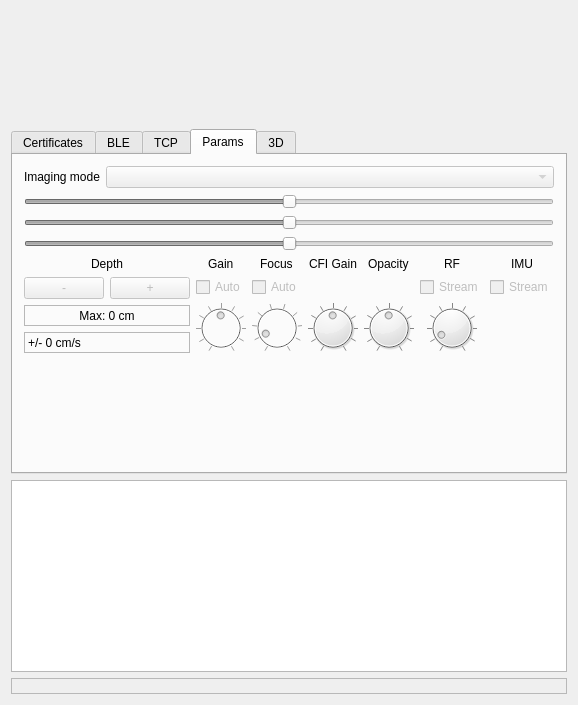
First picture: the form in examples/solum_qt/solumqt.ui, repository dev-threads/solum, before the edit.
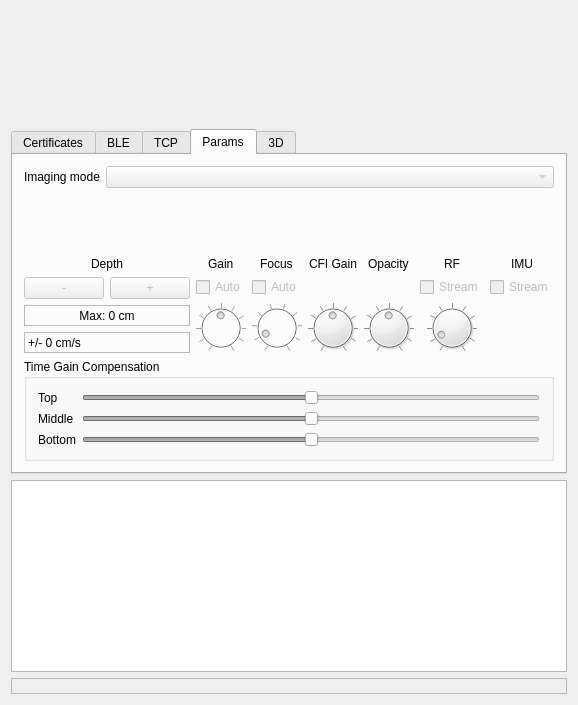
Second picture: the form after the edit. The open tabs and pages were chosen to show the change. Custom widgets are drawn as their Qt base class.

Commit message: Qt: Params: move TGC settings to a labeled group box

Diff of the .ui file:
```diff
--- a/examples/solum_qt/solumqt.ui
+++ b/examples/solum_qt/solumqt.ui
@@ -544,89 +544,6 @@
           </item>
          </layout>
         </item>
-        <item>
-         <layout class="QHBoxLayout" name="horizontalLayout">
-          <item>
-           <layout class="QVBoxLayout" name="verticalLayout_4">
-            <item>
-             <widget class="QSlider" name="tgctop">
-              <property name="enabled">
-               <bool>false</bool>
-              </property>
-              <property name="maximumSize">
-               <size>
-                <width>16777215</width>
-                <height>16777215</height>
-               </size>
-              </property>
-              <property name="minimum">
-               <number>-20</number>
-              </property>
-              <property name="maximum">
-               <number>20</number>
-              </property>
-              <property name="pageStep">
-               <number>5</number>
-              </property>
-              <property name="orientation">
-               <enum>Qt::Horizontal</enum>
-              </property>
-             </widget>
-            </item>
-            <item>
-             <widget class="QSlider" name="tgcmid">
-              <property name="enabled">
-               <bool>false</bool>
-              </property>
-              <property name="maximumSize">
-               <size>
-                <width>16777215</width>
-                <height>16777215</height>
-               </size>
-              </property>
-              <property name="minimum">
-               <number>-20</number>
-              </property>
-              <property name="maximum">
-               <number>20</number>
-              </property>
-              <property name="pageStep">
-               <number>5</number>
-              </property>
-              <property name="orientation">
-               <enum>Qt::Horizontal</enum>
-              </property>
-             </widget>
-            </item>
-            <item>
-             <widget class="QSlider" name="tgcbottom">
-              <property name="enabled">
-               <bool>false</bool>
-              </property>
-              <property name="maximumSize">
-               <size>
-                <width>16777215</width>
-                <height>16777215</height>
-               </size>
-              </property>
-              <property name="minimum">
-               <number>-20</number>
-              </property>
-              <property name="maximum">
-               <number>20</number>
-              </property>
-              <property name="pageStep">
-               <number>5</number>
-              </property>
-              <property name="orientation">
-               <enum>Qt::Horizontal</enum>
-              </property>
-             </widget>
-            </item>
-           </layout>
-          </item>
-         </layout>
-        </item>
         <item>
          <layout class="QGridLayout" name="_dial_layout">
           <item row="0" column="0" alignment="Qt::AlignHCenter">
@@ -929,17 +846,109 @@
          </layout>
         </item>
         <item>
-         <spacer name="_prmsspacer">
-          <property name="orientation">
-           <enum>Qt::Vertical</enum>
+         <widget class="QGroupBox" name="tgc">
+          <property name="title">
+           <string>Time Gain Compensation</string>
           </property>
-          <property name="sizeHint" stdset="0">
-           <size>
-            <width>20</width>
-            <height>40</height>
-           </size>
-          </property>
-         </spacer>
+          <layout class="QFormLayout" name="_tgc_layout">
+           <item row="0" column="1">
+            <widget class="QSlider" name="tgctop">
+             <property name="enabled">
+              <bool>false</bool>
+             </property>
+             <property name="maximumSize">
+              <size>
+               <width>16777215</width>
+               <height>16777215</height>
+              </size>
+             </property>
+             <property name="minimum">
+              <number>-20</number>
+             </property>
+             <property name="maximum">
+              <number>20</number>
+             </property>
+             <property name="pageStep">
+              <number>5</number>
+             </property>
+             <property name="orientation">
+              <enum>Qt::Horizontal</enum>
+             </property>
+            </widget>
+           </item>
+           <item row="1" column="1">
+            <widget class="QSlider" name="tgcmid">
+             <property name="enabled">
+              <bool>false</bool>
+             </property>
+             <property name="maximumSize">
+              <size>
+               <width>16777215</width>
+               <height>16777215</height>
+              </size>
+             </property>
+             <property name="minimum">
+              <number>-20</number>
+             </property>
+             <property name="maximum">
+              <number>20</number>
+             </property>
+             <property name="pageStep">
+              <number>5</number>
+             </property>
+             <property name="orientation">
+              <enum>Qt::Horizontal</enum>
+             </property>
+            </widget>
+           </item>
+           <item row="2" column="1">
+            <widget class="QSlider" name="tgcbottom">
+             <property name="enabled">
+              <bool>false</bool>
+             </property>
+             <property name="maximumSize">
+              <size>
+               <width>16777215</width>
+               <height>16777215</height>
+              </size>
+             </property>
+             <property name="minimum">
+              <number>-20</number>
+             </property>
+             <property name="maximum">
+              <number>20</number>
+             </property>
+             <property name="pageStep">
+              <number>5</number>
+             </property>
+             <property name="orientation">
+              <enum>Qt::Horizontal</enum>
+             </property>
+            </widget>
+           </item>
+           <item row="0" column="0">
+            <widget class="QLabel" name="_tgctop_label">
+             <property name="text">
+              <string>Top</string>
+             </property>
+            </widget>
+           </item>
+           <item row="1" column="0">
+            <widget class="QLabel" name="_tgcmid_label">
+             <property name="text">
+              <string>Middle</string>
+             </property>
+            </widget>
+           </item>
+           <item row="2" column="0">
+            <widget class="QLabel" name="_tgcbottom_label">
+             <property name="text">
+              <string>Bottom</string>
+             </property>
+            </widget>
+           </item>
+          </layout>
+         </widget>
         </item>
        </layout>
       </widget>
```
The commit also changes 1 other file.
